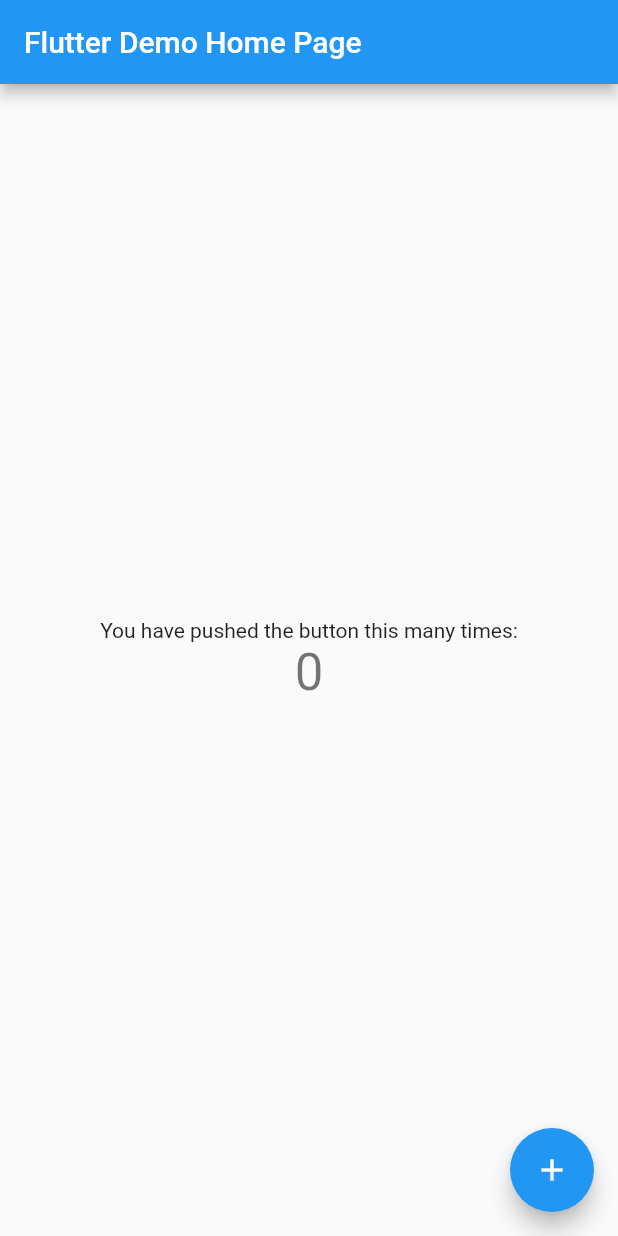
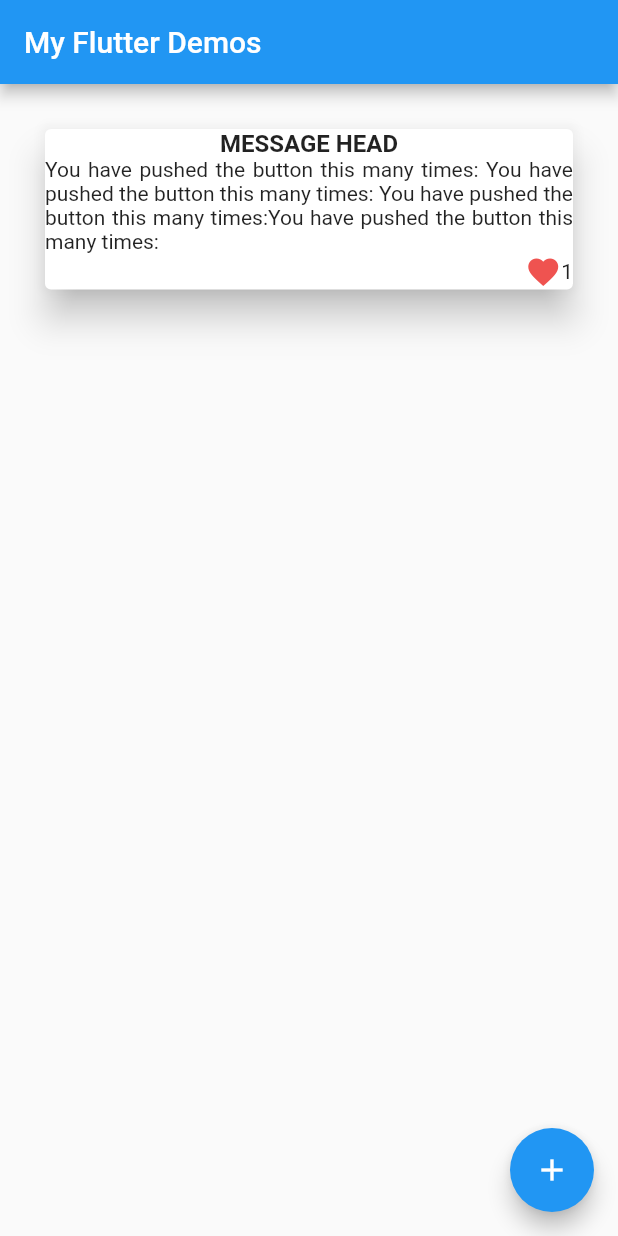
Before and after one commit to aslepenkov/fluttercatz, a Flutter app: the screen it shows after launch, on a phone screen of 412 x 824 dp. Run offline on Flutter 3.47's test engine with Material 2 defaults, Android fonts, the phone set to English and light mode, and no system bars.

Commit message:
card simple

```diff
--- a/flutter_widgets/lib/main.dart
+++ b/flutter_widgets/lib/main.dart
@@ -14,7 +14,7 @@ class MyApp extends StatelessWidget {
         primarySwatch: Colors.blue,
         visualDensity: VisualDensity.adaptivePlatformDensity,
       ),
-      home: MyHomePage(title: 'Flutter Demo Home Page'),
+      home: MyHomePage(title: 'My Flutter Demos'),
     );
   }
 }
@@ -44,15 +44,35 @@ class _MyHomePageState extends State<MyHomePage> {
         title: Text(widget.title),
       ),
       body: Center(
-        child: Column(
-          mainAxisAlignment: MainAxisAlignment.center,
-          children: <Widget>[
-            Text(
-              'You have pushed the button this many times:',
-            ),
-            Text(
-              '$_counter',
-              style: Theme.of(context).textTheme.headline4,
+        child: ListView(
+          padding: EdgeInsets.all(20),
+          children: [
+            Card(
+              elevation: 10,
+              margin: EdgeInsets.all(10),
+              child: Column(
+                mainAxisAlignment: MainAxisAlignment.spaceAround,
+                children: [
+                  Text(
+                    'MESSAGE HEAD',
+                    style: TextStyle(fontWeight: FontWeight.bold, fontSize: 16),
+                  ),
+                  Text(
+                    'You have pushed the button this many times: You have pushed the button this many times: You have pushed the button this many times:You have pushed the button this many times:',
+                    softWrap: true,
+                    textAlign: TextAlign.justify,
+                    style:
+                        TextStyle(fontWeight: FontWeight.normal, fontSize: 14),
+                  ),
+                  Row(
+                    mainAxisAlignment: MainAxisAlignment.end,
+                    children: [
+                      Icon(Icons.favorite, color: Colors.red[400]),
+                      Text('1')
+                    ],
+                  )
+                ],
+              ),
             ),
           ],
         ),
```
